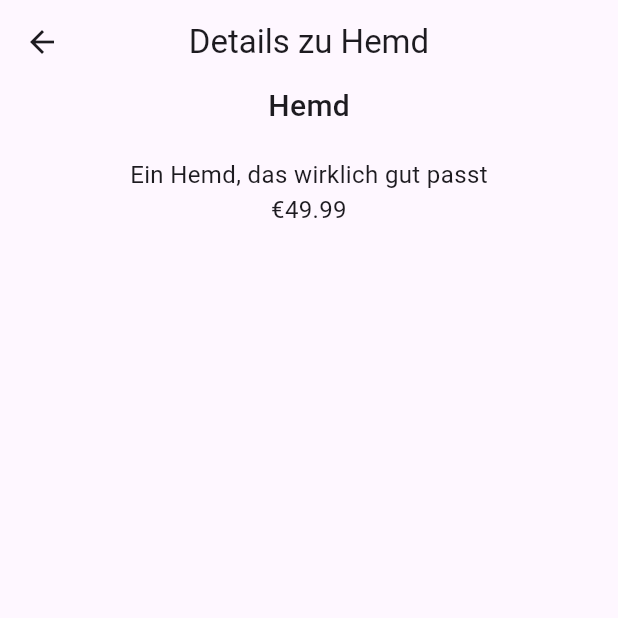
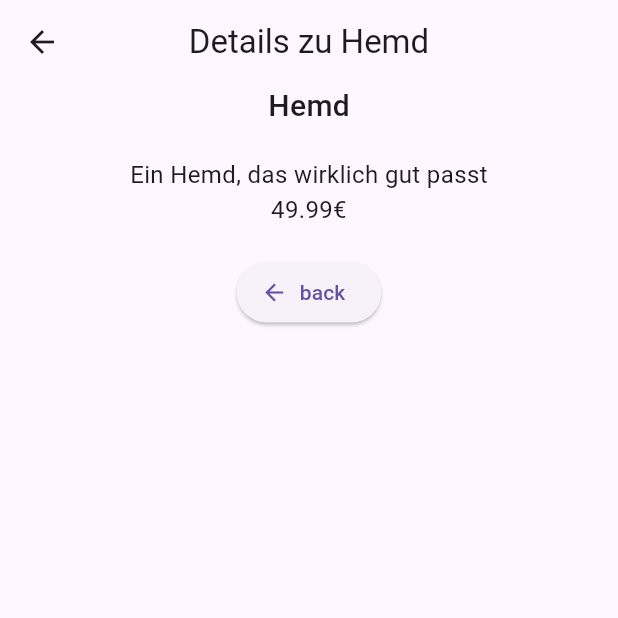
Before and after one commit to jchillah/ts_4_5_5, a Flutter app: the screen it shows after launch, after a tap on the "accessibility new" icon, on a phone screen of 412 x 824 dp, the top half of it. Run offline on Flutter 3.47's test engine with Material 3 defaults, Android fonts, the phone set to English and light mode, and no system bars.

Commit message:
added a Button to Navigate back to HomeScreen

```diff
--- a/lib/details_screen.dart
+++ b/lib/details_screen.dart
@@ -21,10 +21,18 @@ class DetailScreen extends StatelessWidget {
             ),
             const SizedBox(height: 20),
             Text(
-              "Ein Hemd, das wirklich gut passt\n€$price",
+              "Ein Hemd, das wirklich gut passt\n$price€",
               textAlign: TextAlign.center,
               style: const TextStyle(fontSize: 16),
             ),
+            const SizedBox(height: 20),
+            ElevatedButton.icon(
+              onPressed: () {
+                Navigator.pop(context);
+              },
+              icon: const Icon(Icons.arrow_back), // Specify the icon here
+              label: const Text("back"),
+            )
           ],
         ),
       ),
--- a/lib/home_screen.dart
+++ b/lib/home_screen.dart
@@ -13,9 +13,7 @@ class HomeScreen extends StatelessWidget {
             context,
             MaterialPageRoute(
               builder: (context) {
-                return const DetailScreen(
-                  price: 49.99,
-                );
+                return const DetailScreen(price: 49.99,);
               },
             ),
           );
```
